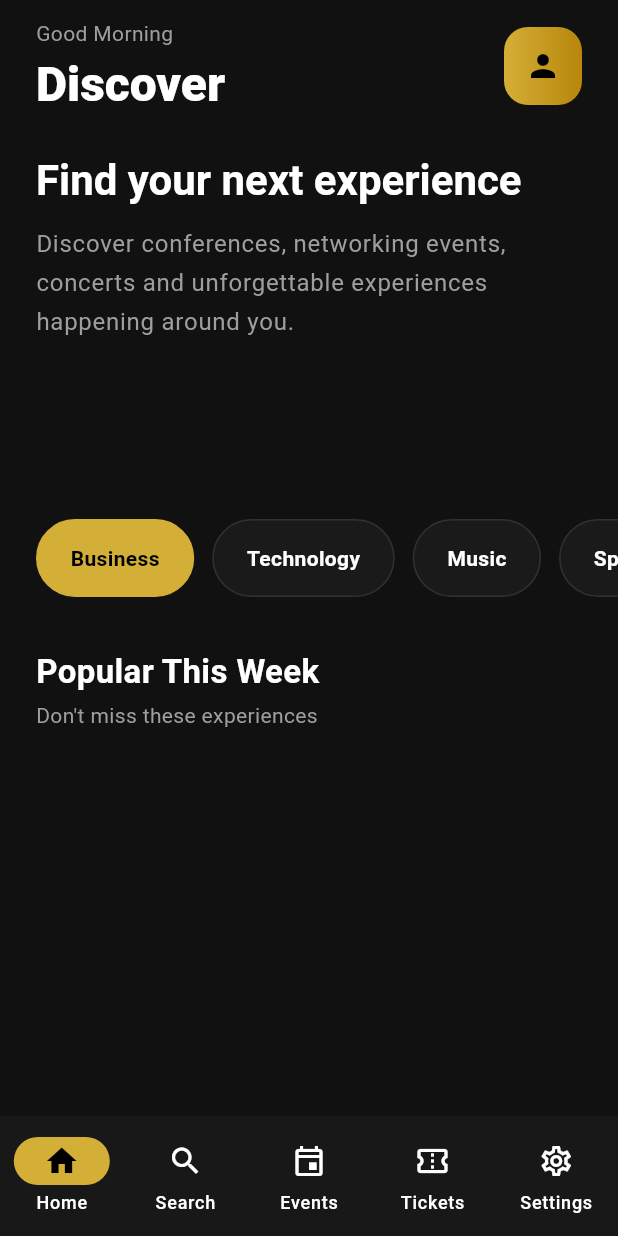
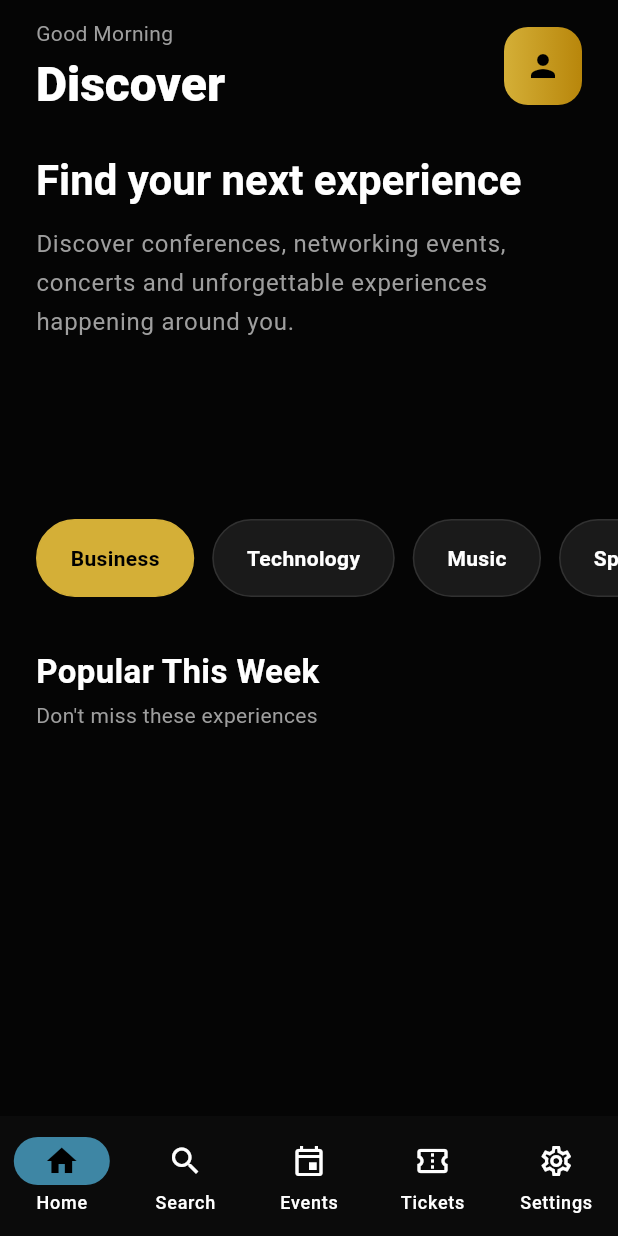
Before and after one commit to wowyouconceptproject-beep/wowyou-attendee-app, a Flutter app: the screen it shows after launch, on a phone screen of 412 x 824 dp. Run offline on Flutter 3.47's test engine with Material 3 defaults, Android fonts, the phone set to English and light mode, and no system bars; our stand-ins replace qr_flutter, shared_preferences, socket_io_client, wakelock_plus; accounts and stored records are empty; network calls fail.

```diff
--- a/lib/main.dart
+++ b/lib/main.dart
@@ -22,196 +22,147 @@ void main() {
   );
 }
 
-class WowYouAttendeeApp
-    extends StatelessWidget {
+class WowYouAttendeeApp extends StatelessWidget {
   const WowYouAttendeeApp({
     super.key,
   });
 
   @override
-  Widget build(
-    BuildContext context,
-  ) {
-    const gold =
-        Color(0xFFD4AF37);
+  Widget build(BuildContext context) {
+    const wowBlue = Color(0xFF3E86A4);
 
     return MaterialApp(
-      debugShowCheckedModeBanner:
-          false,
+      debugShowCheckedModeBanner: false,
 
       title: "WowYou Attendee",
 
       theme: ThemeData(
         useMaterial3: true,
 
-        brightness:
-            Brightness.dark,
+        brightness: Brightness.dark,
 
-        scaffoldBackgroundColor:
-            const Color(
-          0xFF111111,
+        scaffoldBackgroundColor: const Color(
+          0xFF050505,
         ),
 
-        colorScheme:
-            ColorScheme.dark(
-          primary: gold,
-          secondary: gold,
-          surface:
-              const Color(
-            0xFF181818,
+        colorScheme: ColorScheme.dark(
+          primary: wowBlue,
+          secondary: wowBlue,
+          surface: const Color(
+            0xFF0B0B0B,
           ),
         ),
 
-        appBarTheme:
-            const AppBarTheme(
+        appBarTheme: const AppBarTheme(
           elevation: 0,
           centerTitle: false,
-          backgroundColor:
-              Color(
-            0xFF111111,
+          backgroundColor: Color(
+            0xFF050505,
           ),
-          foregroundColor:
-              Colors.white,
+          foregroundColor: Colors.white,
+          surfaceTintColor: Colors.transparent,
         ),
 
-        cardTheme:
-            CardThemeData(
+        cardTheme: CardThemeData(
           color: const Color(
-            0xFF1B1B1B,
+            0xFF121212,
           ),
           elevation: 0,
-          shape:
-              RoundedRectangleBorder(
-            borderRadius:
-                BorderRadius.circular(
-              20,
+          shape: RoundedRectangleBorder(
+            borderRadius: BorderRadius.circular(
+              24,
             ),
           ),
         ),
 
-        elevatedButtonTheme:
-            ElevatedButtonThemeData(
-          style:
-              ElevatedButton.styleFrom(
-            backgroundColor:
-                gold,
-            foregroundColor:
-                Colors.black,
-            minimumSize:
-                const Size(
+        elevatedButtonTheme: ElevatedButtonThemeData(
+          style: ElevatedButton.styleFrom(
+            backgroundColor: wowBlue,
+            foregroundColor: Colors.black,
+            minimumSize: const Size(
               double.infinity,
               56,
             ),
-            shape:
-                RoundedRectangleBorder(
-              borderRadius:
-                  BorderRadius.circular(
+            shape: RoundedRectangleBorder(
+              borderRadius: BorderRadius.circular(
                 16,
               ),
             ),
-            textStyle:
-                const TextStyle(
-              fontWeight:
-                  FontWeight.bold,
+            textStyle: const TextStyle(
+              fontWeight: FontWeight.bold,
               fontSize: 16,
             ),
           ),
         ),
 
-        outlinedButtonTheme:
-            OutlinedButtonThemeData(
-          style:
-              OutlinedButton.styleFrom(
-            foregroundColor:
-                gold,
-            side:
-                const BorderSide(
-              color: gold,
+        outlinedButtonTheme: OutlinedButtonThemeData(
+          style: OutlinedButton.styleFrom(
+            foregroundColor: wowBlue,
+            side: const BorderSide(
+              color: wowBlue,
             ),
-            minimumSize:
-                const Size(
+            minimumSize: const Size(
               double.infinity,
               56,
             ),
-            shape:
-                RoundedRectangleBorder(
-              borderRadius:
-                  BorderRadius.circular(
+            shape: RoundedRectangleBorder(
+              borderRadius: BorderRadius.circular(
                 16,
               ),
             ),
           ),
         ),
 
-        inputDecorationTheme:
-            InputDecorationTheme(
+        inputDecorationTheme: InputDecorationTheme(
           filled: true,
-          fillColor:
-              const Color(
-            0xFF1B1B1B,
+          fillColor: const Color(
+            0xFF121212,
           ),
-          contentPadding:
-              const EdgeInsets.symmetric(
+          contentPadding: const EdgeInsets.symmetric(
             horizontal: 20,
             vertical: 18,
           ),
-          border:
-              OutlineInputBorder(
-            borderRadius:
-                BorderRadius.circular(
+          border: OutlineInputBorder(
+            borderRadius: BorderRadius.circular(
               16,
             ),
-            borderSide:
-                BorderSide.none,
+            borderSide: BorderSide.none,
           ),
-          enabledBorder:
-              OutlineInputBorder(
-            borderRadius:
-                BorderRadius.circular(
+          enabledBorder: OutlineInputBorder(
+            borderRadius: BorderRadius.circular(
               16,
             ),
-            borderSide:
-                BorderSide.none,
+            borderSide: BorderSide.none,
           ),
-          focusedBorder:
-              OutlineInputBorder(
-            borderRadius:
-                BorderRadius.circular(
+          focusedBorder: OutlineInputBorder(
+            borderRadius: BorderRadius.circular(
               16,
             ),
-            borderSide:
-                const BorderSide(
-              color: gold,
+            borderSide: const BorderSide(
+              color: wowBlue,
             ),
           ),
         ),
 
         progressIndicatorTheme:
             const ProgressIndicatorThemeData(
-          color: gold,
+          color: wowBlue,
         ),
 
-        snackBarTheme:
-            SnackBarThemeData(
-          backgroundColor:
-              const Color(
-            0xFF1E1E1E,
+        snackBarTheme: SnackBarThemeData(
+          backgroundColor: const Color(
+            0xFF121212,
           ),
-          shape:
-              RoundedRectangleBorder(
-            borderRadius:
-                BorderRadius.circular(
+          behavior: SnackBarBehavior.floating,
+          shape: RoundedRectangleBorder(
+            borderRadius: BorderRadius.circular(
               14,
             ),
           ),
-          behavior:
-              SnackBarBehavior
-                  .floating,
         ),
       ),
 
-      home:
-          const SplashScreen(),
+      home: const SplashScreen(),
 
       routes: {
         "/home": (_) =>
```
Lines whose indentation alone changed are shown as unchanged.
